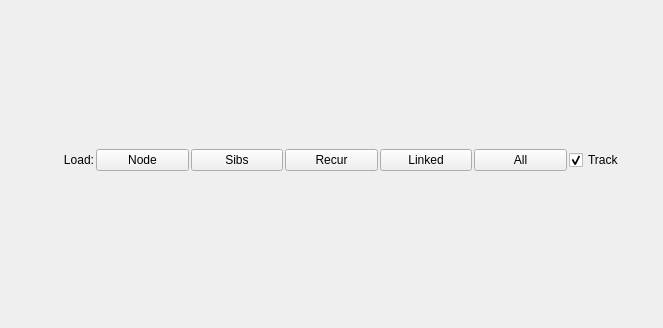
First picture: the form in leo/plugins/GraphCanvas/GraphCanvas.ui, repository leo-editor/leo-editor, before the edit; both pictures show x 0 to 663 and y 185 to 513 of the 663 by 513 pixel window.
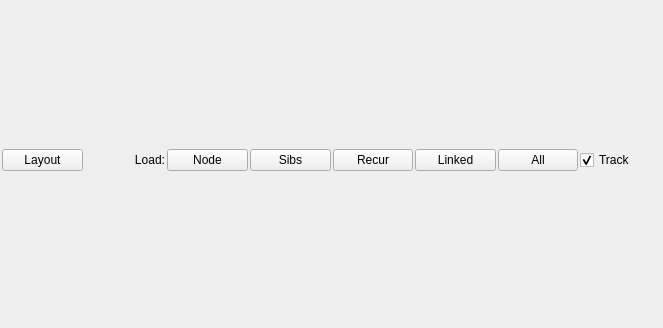
Second picture: the form after the edit. Icons and pictures are not drawn.

Commit message: init. layout working

The edit to the form file:
```diff
--- a/leo/plugins/GraphCanvas/GraphCanvas.ui
+++ b/leo/plugins/GraphCanvas/GraphCanvas.ui
@@ -315,6 +315,19 @@
    </item>
    <item>
     <layout class="QHBoxLayout" name="horizontalLayout">
+     <item>
+      <widget class="QPushButton" name="btnLayout">
+       <property name="contextMenuPolicy">
+        <enum>Qt::DefaultContextMenu</enum>
+       </property>
+       <property name="text">
+        <string>Layout</string>
+       </property>
+       <property name="flat">
+        <bool>false</bool>
+       </property>
+      </widget>
+     </item>
      <item>
       <widget class="QLabel" name="label">
        <property name="text">
```
The commit also changes 2 other files.
